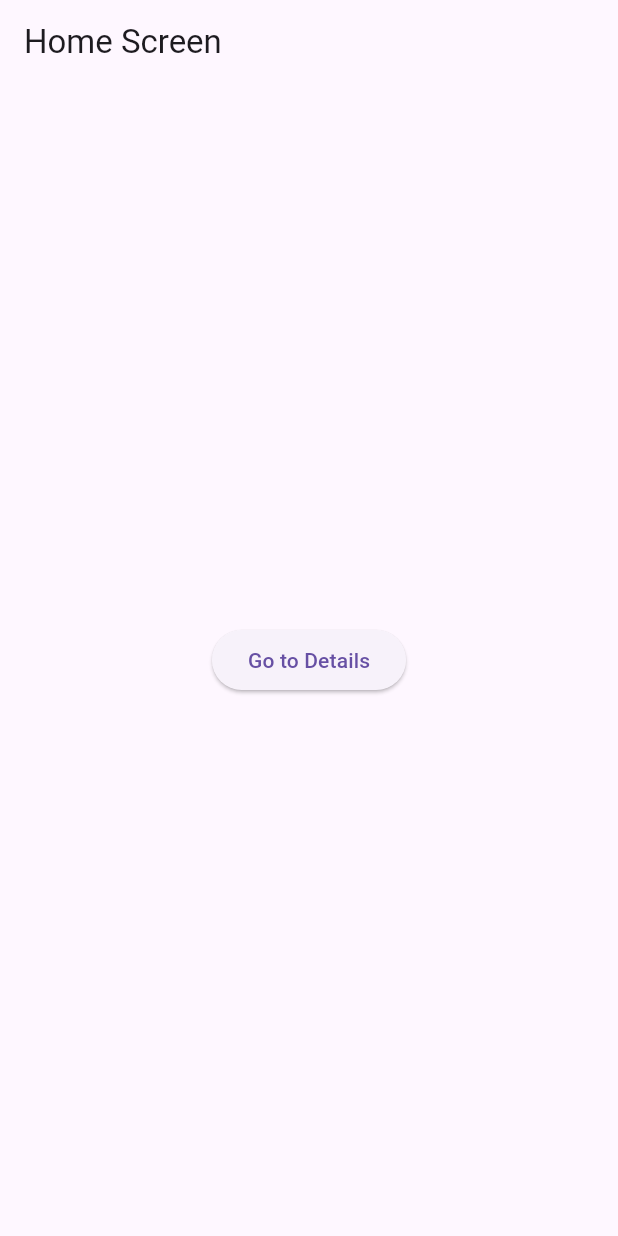
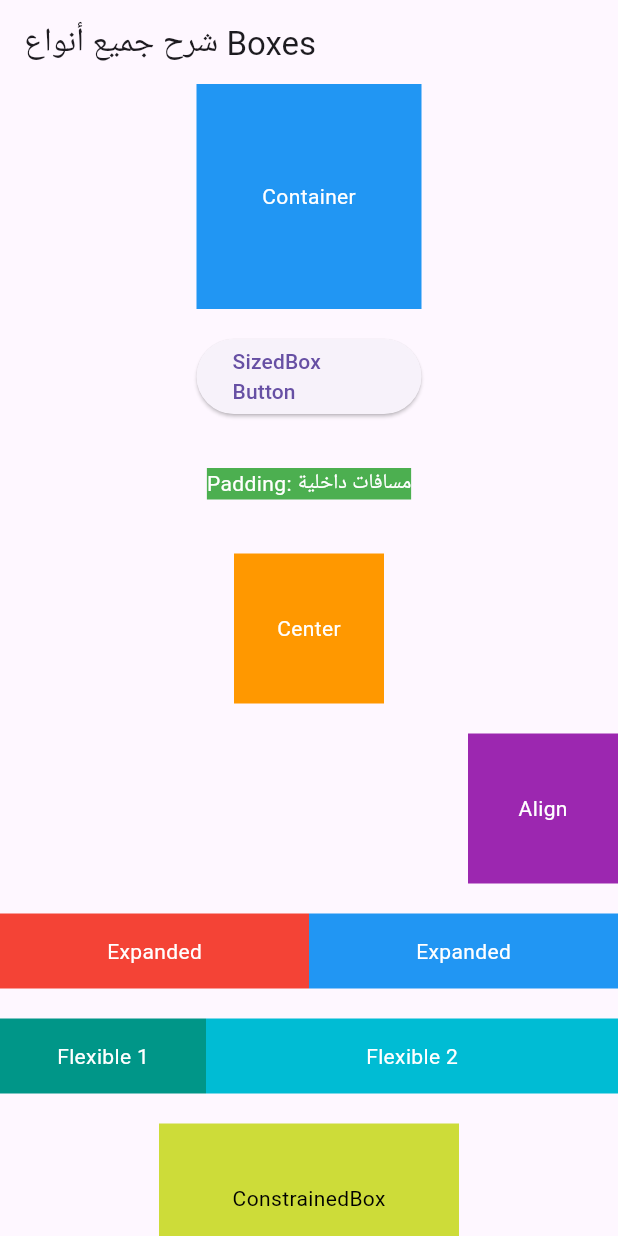
Before and after one commit to Shreen2211/flutter_challenge, a Flutter app: the screen it shows after launch, on a phone screen of 412 x 824 dp. Run offline on Flutter 3.47's test engine with Material 3 defaults, Android fonts, the phone set to English and light mode, and no system bars; our stand-ins replace go_router.

Commit message:
Day five
Boxes Type

```diff
--- /dev/null
+++ b/lib/day_five/type_boxes.dart
@@ -0,0 +1,267 @@
+import 'package:flutter/material.dart';
+
+
+class BoxesType extends StatelessWidget {
+  const BoxesType({super.key});
+
+
+  @override
+  Widget build(BuildContext context) {
+    return MaterialApp(
+      home: Scaffold(
+        appBar: AppBar(title: const Text("شرح جميع أنواع Boxes")),
+        body: SingleChildScrollView( // يسمح بتمرير الشاشة عند زيادة المحتوى
+          child: Column(
+            children: [
+              // 1. Container: صندوق يحتوي على عناصر، يمكن التحكم في الحجم، اللون، الحواف، والظل
+              Container(
+                width: 150, // عرض الصندوق
+                height: 150, // ارتفاع الصندوق
+                color: Colors.blue, // لون الصندوق الأساسي
+                child: const Center( // يجعل النص في منتصف الصندوق
+                  child: Text(
+                    "Container", // النص المعروض داخل الصندوق
+                    style: TextStyle(color: Colors.white), // لون النص أبيض
+                  ),
+                ),
+              ),
+              const SizedBox(height: 20), // مسافة بين العناصر
+
+              // 2. SizedBox: لتحديد حجم معين للعناصر، ويمكن استخدامه كمسافة فارغة
+              SizedBox(
+                width: 150, // عرض العنصر
+                height: 50, // ارتفاع العنصر
+                child: ElevatedButton( // زر بداخل SizedBox
+                  onPressed: () {}, // الإجراء عند الضغط على الزر
+                  child: const Text("SizedBox Button"), // النص داخل الزر
+                ),
+              ),
+              const SizedBox(height: 20),
+
+
+              // 3. Padding: يضيف مسافات داخلية حول العنصر
+              Padding(
+                padding: const EdgeInsets.all(16.0), // يضيف مسافة داخلية بمقدار 16 من كل الاتجاهات
+                child: Container(
+                  color: Colors.green, // لون الصندوق الداخلي
+                  child: const Text(
+                    "Padding: مسافات داخلية", // النص داخل Padding
+                    style: TextStyle(color: Colors.white), // لون النص أبيض
+                  ),
+                ),
+              ),
+              const SizedBox(height: 20),
+
+              // 4. Center: يضع العنصر الابن في منتصف المساحة المتاحة
+              Center(
+                child: Container(
+                  color: Colors.orange, // لون الصندوق
+                  width: 100, // عرض الصندوق
+                  height: 100, // ارتفاع الصندوق
+                  child: const Center( // يضع النص في المنتصف
+                    child: Text(
+                      "Center", // النص داخل Center
+                      style: TextStyle(color: Colors.white), // لون النص أبيض
+                    ),
+                  ),
+                ),
+              ),
+              const SizedBox(height: 20),
+
+              // 5. Align: يحدد موقع العنصر داخل المساحة
+              Align(
+                alignment: Alignment.bottomRight, // يضع العنصر في الزاوية السفلى اليمنى
+                child: Container(
+                  color: Colors.purple, // لون الصندوق
+                  width: 100, // عرض الصندوق
+                  height: 100, // ارتفاع الصندوق
+                  child: const Center( // يجعل النص في المنتصف داخل Align
+                    child: Text(
+                      "Align", // النص داخل Align
+                      style: TextStyle(color: Colors.white), // لون النص أبيض
+                    ),
+                  ),
+                ),
+              ),
+              const SizedBox(height: 20),
+
+              // 6. Expanded: يملأ المساحة المتاحة داخل Row أو Column
+              Row( // Row لعرض العناصر بجانب بعضها
+                children: [
+                  Expanded( // يملأ المساحة المتاحة داخل الصف
+                    child: Container(
+                      color: Colors.red, // لون العنصر الأول
+                      height: 50, // ارتفاع العنصر الأول
+                      child: const Center(
+                        child: Text(
+                          "Expanded", // النص داخل العنصر الأول
+                          style: TextStyle(color: Colors.white), // لون النص أبيض
+                        ),
+                      ),
+                    ),
+                  ),
+                  Expanded( // العنصر الثاني مشابه للأول
+                    child: Container(
+                      color: Colors.blue, // لون العنصر الثاني
+                      height: 50, // ارتفاع العنصر الثاني
+                      child: const Center(
+                        child: Text(
+                          "Expanded", // النص داخل العنصر الثاني
+                          style: TextStyle(color: Colors.white), // لون النص أبيض
+                        ),
+                      ),
+                    ),
+                  ),
+                ],
+              ),
+              const SizedBox(height: 20),
+
+              // 7. Flexible: مشابه لـ Expanded لكن يسمح بالمرونة أكثر
+              Row(
+                children: [
+                  Flexible( // يتيح المرونة بحجم العنصر داخل الصف
+                    flex: 1, // يأخذ نسبة 1 من المساحة المتاحة
+                    child: Container(
+                      color: Colors.teal, // لون العنصر الأول
+                      height: 50, // ارتفاع العنصر الأول
+                      child: const Center(
+                        child: Text(
+                          "Flexible 1", // النص داخل العنصر الأول
+                          style: TextStyle(color: Colors.white), // لون النص أبيض
+                        ),
+                      ),
+                    ),
+                  ),
+                  Flexible( // العنصر الثاني يأخذ نسبة أكبر
+                    flex: 2, // يأخذ نسبة 2 من المساحة المتاحة
+                    child: Container(
+                      color: Colors.cyan, // لون العنصر الثاني
+                      height: 50, // ارتفاع العنصر الثاني
+                      child: const Center(
+                        child: Text(
+                          "Flexible 2", // النص داخل العنصر الثاني
+                          style: TextStyle(color: Colors.white), // لون النص أبيض
+                        ),
+                      ),
+                    ),
+                  ),
+                ],
+              ),
+              const SizedBox(height: 20),
+
+              // 8. ConstrainedBox: يضيف قيود على حجم العنصر الابن
+              ConstrainedBox(
+                constraints: const BoxConstraints( // يحدد قيود على الحجم
+                  minWidth: 100, // أقل عرض
+                  maxWidth: 200, // أقصى عرض
+                  minHeight: 50, // أقل ارتفاع
+                  maxHeight: 100, // أقصى ارتفاع
+                ),
+                child: Container(
+                  color: Colors.lime, // لون العنصر
+                  child: const Center(
+                    child: Text(
+                      "ConstrainedBox", // النص داخل العنصر
+                      style: TextStyle(color: Colors.black), // لون النص أسود
+                    ),
+                  ),
+                ),
+              ),
+              const SizedBox(height: 20),
+
+              // 9. OverflowBox: يسمح للعنصر الابن بالخروج عن حدود الأب
+              Container(
+                width: 100, // عرض العنصر الأب
+                height: 100, // ارتفاع العنصر الأب
+                color: Colors.grey, // لون العنصر الأب
+                child: OverflowBox( // يسمح بخروج العنصر الابن خارج حدود الأب
+                  maxWidth: 150, // أقصى عرض للابن
+                  maxHeight: 150, // أقصى ارتفاع للابن
+                  child: Container(
+                    width: 150, // عرض العنصر الابن
+                    height: 150, // ارتفاع العنصر الابن
+                    color: Colors.red, // لون العنصر الابن
+                  ),
+                ),
+              ),
+              const SizedBox(height: 100),
+
+              // 10. UnconstrainedBox: يزيل القيود عن العنصر الابن
+              Container(
+                width: 100, // عرض العنصر الأب
+                height: 100, // ارتفاع العنصر الأب
+                color: Colors.grey, // لون العنصر الأب
+                child:UnconstrainedBox(
+                  clipBehavior: Clip.none, // يسمح بخروج العنصر خارج الأب
+                  child: Container(
+                    //هنا هيحصل ايرور عشان الابن اكبر من الاب
+                    width: 120,
+                    height: 120,
+                    color: Colors.blue,
+                    child: const Center(
+                      child: Text(
+                        "UnconstrainedBox",
+                        style: TextStyle(color: Colors.white),
+                      ),
+                    ),
+                  ),
+                ),
+              ),
+              const SizedBox(height: 100),
+
+              // 11. FittedBox: يجعل العنصر الابن يتكيف مع المساحة المتاحة
+              Container(
+                width: 100, // عرض العنصر الأب
+                height: 50, // ارتفاع العنصر الأب
+                color: Colors.yellow, // لون العنصر الأب
+                child: FittedBox( // يجعل النص يتناسب مع المساحة المتاحة
+                  child: Text(
+                    "FittedBox: Fit text", // النص داخل العنصر
+                    style: TextStyle(color: Colors.black, fontSize: 20), // النص بحجم كبير
+                  ),
+                ),
+              ),
+              const SizedBox(height: 20),
+
+              // 12. DecoratedBox: يضيف خلفيات، حدود، وظلال للعناصر
+              DecoratedBox(
+                decoration: BoxDecoration( // يضيف خلفية، حدود، وحواف
+                  color: Colors.indigo, // لون الخلفية
+                  border: Border.all(color: Colors.black, width: 2), // تحديد بلون أسود
+                  borderRadius: BorderRadius.circular(10), // زوايا دائرية
+                ),
+                child: const Padding(
+                  padding: EdgeInsets.all(16.0), // مسافات داخلية
+                  child: Text(
+                    "DecoratedBox", // النص داخل العنصر
+                    style: TextStyle(color: Colors.white), // لون النص أبيض
+                  ),
+                ),
+              ),
+              const SizedBox(height: 20),
+
+              // 13. Stack: يضع العناصر فوق بعضها
+              Stack( // يضع العناصر فوق بعضها
+                alignment: Alignment.center, // جميع العناصر في منتصف الـ Stack
+                children: [
+                  Container(
+                    width: 200, // عرض العنصر الأول
+                    height: 200, // ارتفاع العنصر الأول
+                    color: Colors.pink, // لون العنصر الأول
+                  ),
+                  Container(
+                    width: 100, // عرض العنصر الثاني
+                    height: 100, // ارتفاع العنصر الثاني
+                    color: Colors.white, // لون العنصر الثاني
+                  ),
+                  const Text("Stack", style: TextStyle(color: Colors.black)), // النص يظهر فوق كل العناصر
+                ],
+              ),
+              const SizedBox(height: 20),
+            ],
+          ),
+        ),
+      ),
+    );
+  }
+}
--- a/lib/main.dart
+++ b/lib/main.dart
@@ -1,6 +1,7 @@
 import 'package:flutter/material.dart';
 import 'package:provider/provider.dart';
 
+import 'day_five/type_boxes.dart';
 import 'day_four/declarative_navigation.dart';
 import 'day_four/imperative_navigation.dart';
 import 'day_one/login_screen.dart';
@@ -12,7 +13,7 @@ import 'day_two/buttons.dart';
 
 void main() {
   runApp(
-    DeclarativeNavigation(),
+    BoxesType(),
     /*MaterialApp(
       debugShowCheckedModeBanner: false,
       home: Scaffold(body: SafeArea(child: const NavigationLearn())),
```
